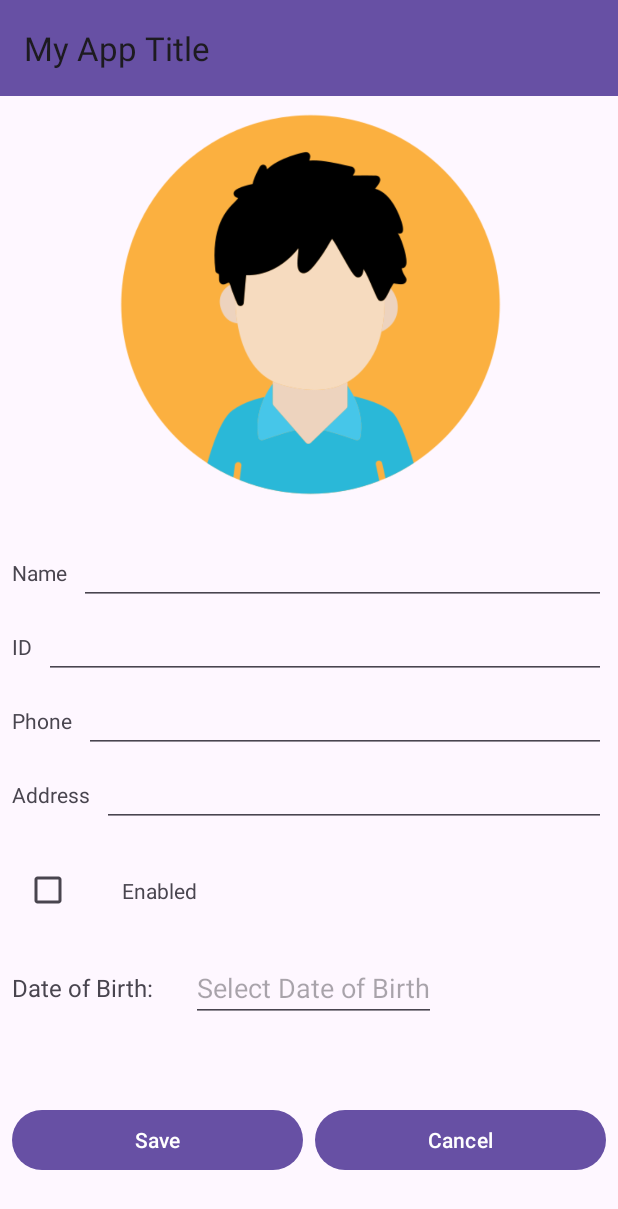
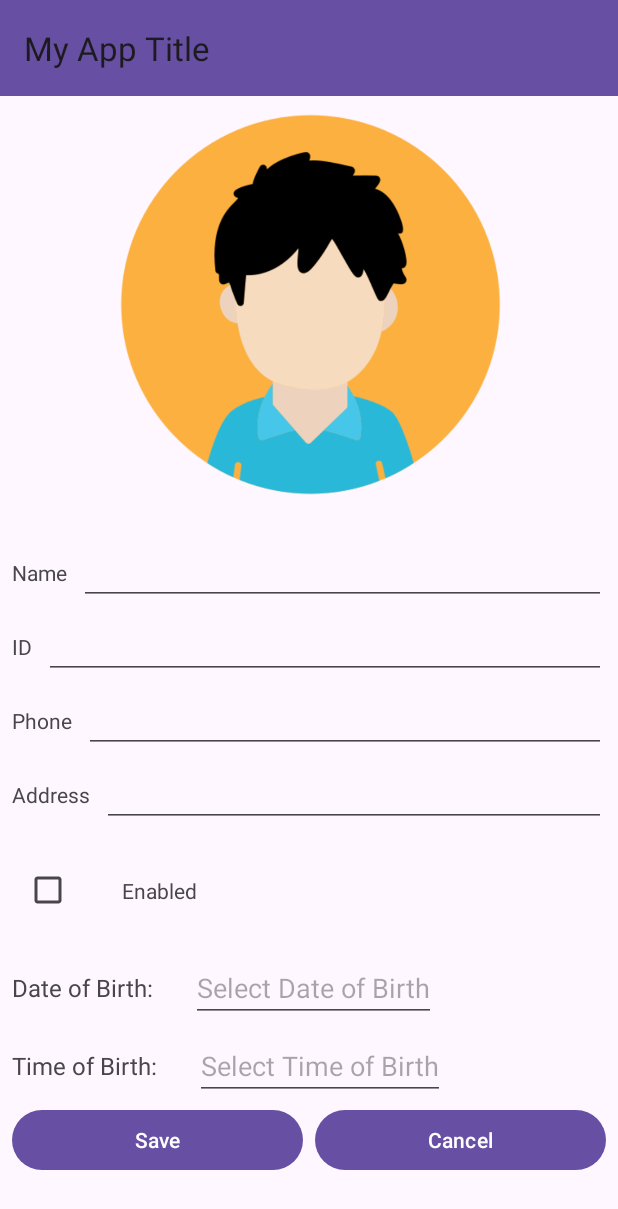
Before and after one commit to netanelzucaim/AndroidAssignment3, an Android app: the screen it shows after launch (MainActivity), after a tap on "Add", on a phone screen of 412 x 824 dp. Shown: the top 1209 px of the screen. Run offline under Robolectric (Android 15) with nearby library versions, the phone set to English and light mode, and no system bars; our stand-ins replace navigation-ui; 1 statement that could not run was skipped.

Commit message:
added field for birth time with the option to choose from a clock added the field of time of birth in the model of student added random generation for every student added the field for every screen of student (edit student + add student)

```diff
--- a/app/src/main/java/com/idz/colman24class2/StudentDetailsFragment.kt
+++ b/app/src/main/java/com/idz/colman24class2/StudentDetailsFragment.kt
@@ -41,6 +41,7 @@ class StudentDetailsFragment : Fragment() {
         view.findViewById<TextView>(R.id.students_details_address_text_view).text = student!!.address
         view.findViewById<CheckBox>(R.id.students_details_enabled_check_box).isChecked = student!!.isChecked
         view.findViewById<TextView>(R.id.students_details_date_of_birth_text_view).text = student!!.dateOfBirth.toString()
+        view.findViewById<TextView>(R.id.students_details_time_of_birth_text_view).text = student!!.timeOfBirth.toString()
     }
 
     override fun onOptionsItemSelected(item: MenuItem): Boolean {
--- a/app/src/main/java/com/idz/colman24class2/model/Model.kt
+++ b/app/src/main/java/com/idz/colman24class2/model/Model.kt
@@ -1,6 +1,7 @@
 package com.idz.colman24class2.model
 
 import java.time.LocalDate
+import java.time.LocalTime
 import java.time.format.DateTimeFormatter
 import java.util.Random
 import kotlin.random.Random as randomKotlin
@@ -26,7 +27,8 @@ class Model private constructor() {
                 phone = "$i",
                 address = "$i",
                 isChecked = false,
-                dateOfBirth = generateRandomDateOfBirth()
+                dateOfBirth = generateRandomDateOfBirth(),
+                timeOfBirth = generateRandomTimeOfBirth()
             )
             students.add(student)
         }
@@ -41,4 +43,18 @@ class Model private constructor() {
         val formatter = DateTimeFormatter.ofPattern("dd-MM-yyyy")
         return dateOfBirth.format(formatter)
     }
+
+    private fun generateRandomTimeOfBirth(): String {
+        val random = Random()
+        val hour = 1 + random.nextInt(12)
+        val minute = random.nextInt(60)
+        val amPm = if (random.nextBoolean()) "AM" else "PM"
+
+        // Create a LocalTime object (ignoring the date)
+        val time = LocalTime.of(hour, minute)
+
+        // Format time as "hh:mm a" (AM/PM)
+        val formatter = DateTimeFormatter.ofPattern("hh:mm a")
+        return time.format(formatter).uppercase()  // Format in 12-hour with AM/PM
+    }
 }
--- a/app/src/main/java/com/idz/colman24class2/model/Student.kt
+++ b/app/src/main/java/com/idz/colman24class2/model/Student.kt
@@ -10,7 +10,8 @@ data public class Student(
     var phone: String,
     var address: String,
     var isChecked: Boolean,
-    var dateOfBirth: String
+    var dateOfBirth: String,
+    var timeOfBirth: String
 ) : Parcelable {
     constructor(parcel: Parcel) : this(
         parcel.readString() ?: "",
@@ -18,6 +19,7 @@ data public class Student(
         parcel.readString() ?: "",
         parcel.readString() ?: "",
         parcel.readByte() != 0.toByte(),
+        parcel.readString() ?: "",
         parcel.readString() ?: ""
     )
 
@@ -28,6 +30,7 @@ data public class Student(
         parcel.writeString(address)
         parcel.writeByte(if (isChecked) 1 else 0)
         parcel.writeString(dateOfBirth)
+        parcel.writeString(timeOfBirth)
     }
 
     override fun describeContents(): Int {
--- a/app/src/main/res/layout/fragment_add_student.xml
+++ b/app/src/main/res/layout/fragment_add_student.xml
@@ -184,4 +184,27 @@
         app:layout_constraintStart_toEndOf="@+id/textView7"
         app:layout_constraintTop_toTopOf="@+id/textView7" />
 
+    <TextView
+        android:id="@+id/textView8"
+        android:layout_width="wrap_content"
+        android:layout_height="wrap_content"
+        android:layout_marginTop="30dp"
+        app:layout_constraintStart_toStartOf="@+id/textView7"
+        app:layout_constraintTop_toBottomOf="@+id/textView7"
+        android:text="Time of Birth:"
+        android:textSize="16sp" />
+
+    <EditText
+        android:id="@+id/add_student_time_of_birth"
+        android:layout_width="wrap_content"
+        android:layout_height="wrap_content"
+        android:inputType="none"
+        android:clickable="true"
+        android:focusable="false"
+        android:hint="Select Time of Birth"
+        android:layout_marginStart="25dp"
+        app:layout_constraintBottom_toBottomOf="@+id/textView8"
+        app:layout_constraintStart_toEndOf="@+id/textView8"
+        app:layout_constraintTop_toTopOf="@+id/textView8" />
+
 </androidx.constraintlayout.widget.ConstraintLayout>
```
Also changed, not shown: app/src/main/java/com/idz/colman24class2/AddStudentFragment.kt (+34 -1 lines), app/src/main/java/com/idz/colman24class2/EditStudentFragment.kt (+36 -1 lines), app/src/main/res/layout/fragment_edit_student.xml (+23 -0 lines), app/src/main/res/layout/fragment_student_details.xml (+18 -0 lines).
